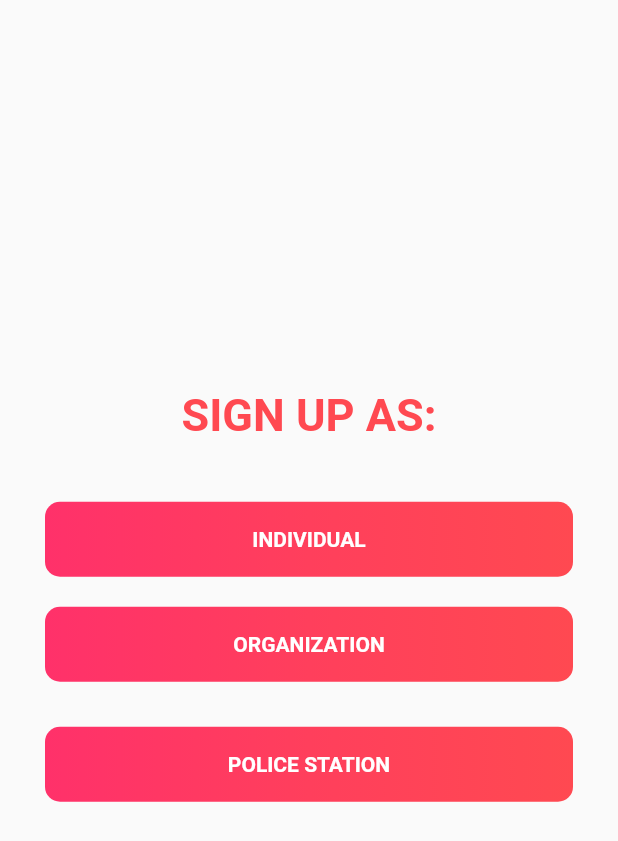
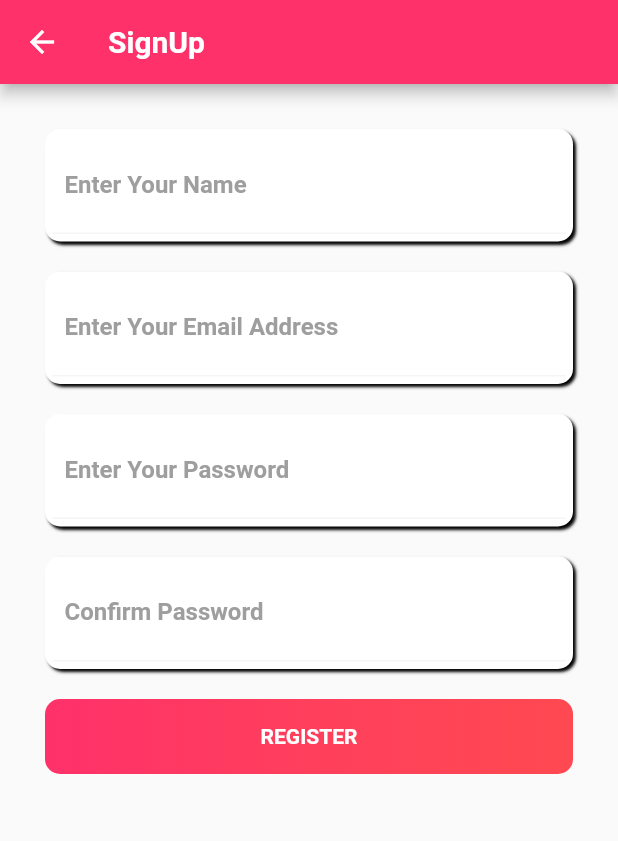
Before and after one commit to ShubhamGupta19/blood_donation_App_using_Flutter, a Flutter app: the screen it shows after launch, after a tap on "SIGNUP", on a phone screen of 412 x 824 dp. Shown: the top 841 px of the screen. Run offline on Flutter 3.47's test engine with Material 2 defaults, Android fonts, the phone set to English and light mode, and no system bars; our stand-ins replace flutter_datetime_picker, fluttertoast.

Commit message:
Added confirm password page

```diff
--- a/lib/main.dart
+++ b/lib/main.dart
@@ -8,6 +8,7 @@ import 'package:blooddonation/screens/ReviewAppointment.dart';
 import 'package:blooddonation/screens/Welcome_Screen.dart';
 import 'package:blooddonation/screens/email_login.dart';
 import 'package:blooddonation/screens/individual_signup.dart';
+import 'package:blooddonation/screens/pass_confirm.dart';
 import 'package:blooddonation/screens/signup_as.dart';
 import 'package:blooddonation/screens/police_profile.dart';
 import 'package:blooddonation/screens/organizational_profile.dart';
@@ -23,9 +24,10 @@ class MyApp extends StatelessWidget {
   @override
   Widget build(BuildContext context) {
     return MaterialApp(
+      debugShowCheckedModeBanner: false,
       title: 'Blood Donation',
       theme: ThemeData(
-        visualDensity: VisualDensity.adaptivePlatformDensity,
+       // visualDensity: VisualDensity.adaptivePlatformDensity,
       ),
       home: WelcomeScreen(),
       initialRoute: WelcomeScreen.id,
@@ -44,6 +46,7 @@ class MyApp extends StatelessWidget {
         PoliceProfile.id:(context)=>PoliceProfile(),
         VerifyNumber.id:(context)=>VerifyNumber(),
         HomeScreen.id:(context)=>HomeScreen(),
+        PassConfirm.id:(context)=>PassConfirm(),
       },
     );
   }
--- a/lib/screens/LoginSignup.dart
+++ b/lib/screens/LoginSignup.dart
@@ -1,4 +1,5 @@
 import 'package:blooddonation/screens/email_login.dart';
+import 'package:blooddonation/screens/pass_confirm.dart';
 import 'package:blooddonation/screens/signup_as.dart';
 import 'package:flutter/material.dart';
 import 'package:blooddonation/components/RedButton.dart';
@@ -121,7 +122,7 @@ class LoginSignupState extends State<LoginSignup> {
                     btnName: 'SIGNUP',
                     onTap: (){
                       Navigator.of(context).push(MaterialPageRoute(
-                          builder: (context) => SignUpAs()));
+                          builder: (context) => PassConfirm()));
                     },
                   ),
                   SizedBox(
--- /dev/null
+++ b/lib/screens/pass_confirm.dart
@@ -0,0 +1,78 @@
+import 'package:blooddonation/components/FormTextField.dart';
+import 'package:flutter/material.dart';
+import 'package:blooddonation/components/FormTextField.dart';
+
+class PassConfirm extends StatefulWidget {
+  static String id = 'PassConfirm';
+  @override
+  _PassConfirmState createState() => _PassConfirmState();
+}
+
+class _PassConfirmState extends State<PassConfirm> {
+  @override
+  Widget build(BuildContext context) {
+    final bottom = MediaQuery.of(context).viewInsets.bottom;
+    return Scaffold(
+      resizeToAvoidBottomPadding: false,
+      resizeToAvoidBottomInset: false,
+      appBar: AppBar(
+        title: Text('SignUp', style: TextStyle(fontWeight: FontWeight.bold)),
+        backgroundColor: Color(0xFFff316a),
+      ),
+      body: SingleChildScrollView(
+        reverse: true,
+        scrollDirection: Axis.vertical,
+        child: Container(
+          child: Column(
+            children: <Widget>[
+              Container(
+                child: Padding(
+                    padding: EdgeInsets.all(30.0),
+                  child: Column(
+                    children: <Widget>[
+                      FormTextField(hintText: 'Enter Your Name'),
+                      SizedBox(height: 20.0),
+                      FormTextField(hintText: 'Enter Your Email Address'),
+                      SizedBox(height: 20.0),
+                      FormTextField(hintText: 'Enter Your Password'),
+                      SizedBox(height: 20.0),
+                      FormTextField(hintText: 'Confirm Password'),
+                      SizedBox(height: 20.0),
+                      GestureDetector(
+                        onTap: (){
+                          //next page
+                          print('submit');
+                        },
+                        child: Container(
+                          height: 50,
+                          decoration: BoxDecoration(
+                            borderRadius: BorderRadius.circular(10),
+                            gradient: LinearGradient(
+                              colors: [
+                                Color(0xFFff316a),
+                                Color(0xFFff3f5c),
+                                Color(0xFFff4951),
+                              ],
+                            ),
+                          ),
+                          child: Center(
+                            child: Text('REGISTER', style: TextStyle(
+                              color: Colors.white,
+                              fontWeight: FontWeight.bold,
+                            ),),
+                          ),
+                        ),
+                      ),
+                    ],
+                  ),
+                ),
+              )
+            ],
+
+
+          ),
+        ),
+      ),
+    );
+  }
+}
```
Also changed, not shown: pubspec.yaml (+6 -1 lines), pubspec.lock, 2 other files.
